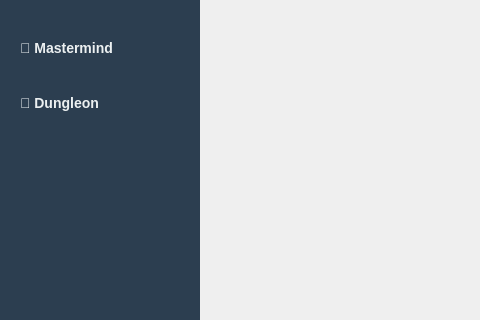
satsinush/word-games, file src/gui/MainWindow.ui: the form before one commit; both pictures show x 0 to 480 and y 255 to 575 of the 1000 by 700 pixel window.
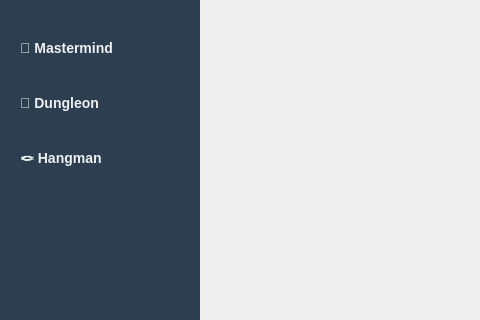
The form after the commit.

Commit message:
Add Hangman game implementation with GUI support
- Introduced HangmanWidget class for GUI representation of the Hangman game.
- Created HangmanWidget.ui for layout design of the Hangman game interface.
- Implemented HangmanGame class to handle game logic, including user input and result processing.
- Developed hangman.cpp and hangman.hpp for core game mechanics, including pattern parsing and feedback handling.
- Added functionality for saving results and displaying possible word suggestions based on user input.
- Integrated ENT-based algorithm for optimal letter guessing strategy.

The edit to the form file:
```diff
--- a/src/gui/MainWindow.ui
+++ b/src/gui/MainWindow.ui
@@ -217,6 +217,22 @@
                  </property>
                 </widget>
              </item>
+             <item>
+                <widget class="QPushButton" name="btnHangman">
+                 <property name="minimumSize">
+                    <size>
+                     <width>0</width>
+                     <height>50</height>
+                    </size>
+                 </property>
+                 <property name="text">
+                    <string>🪢 Hangman</string>
+                 </property>
+                 <property name="checkable">
+                    <bool>true</bool>
+                 </property>
+                </widget>
+             </item>
        <item>
         <spacer name="verticalSpacer_bottom">
          <property name="orientation">
```
The commit also changes 26 other files.
